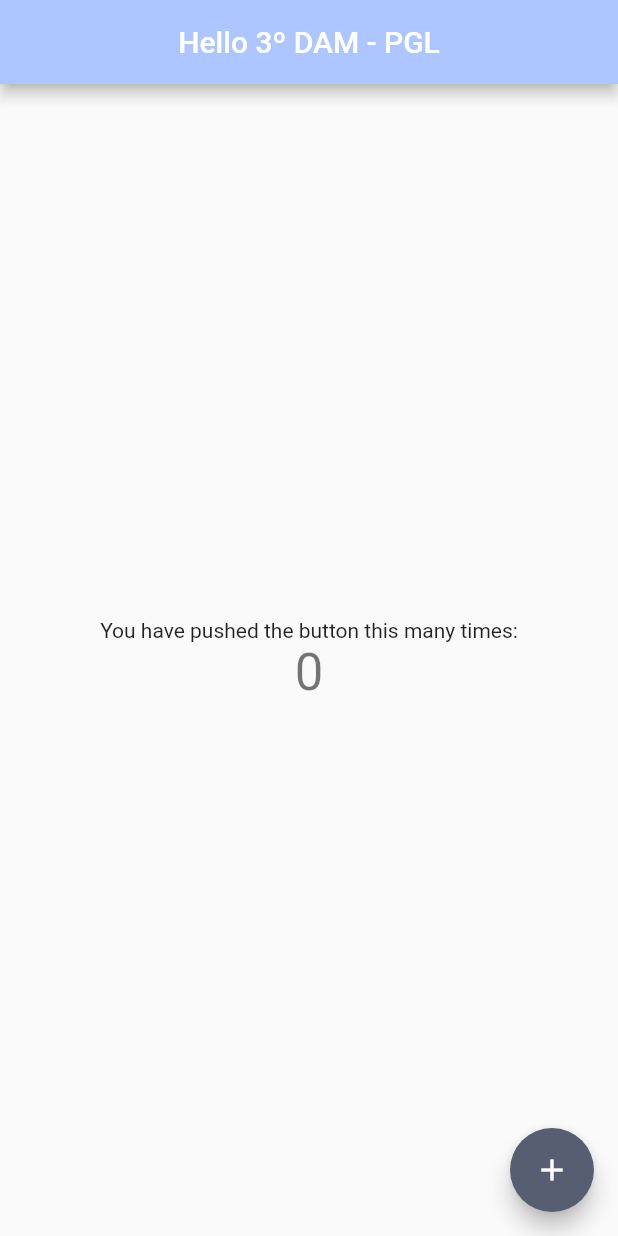
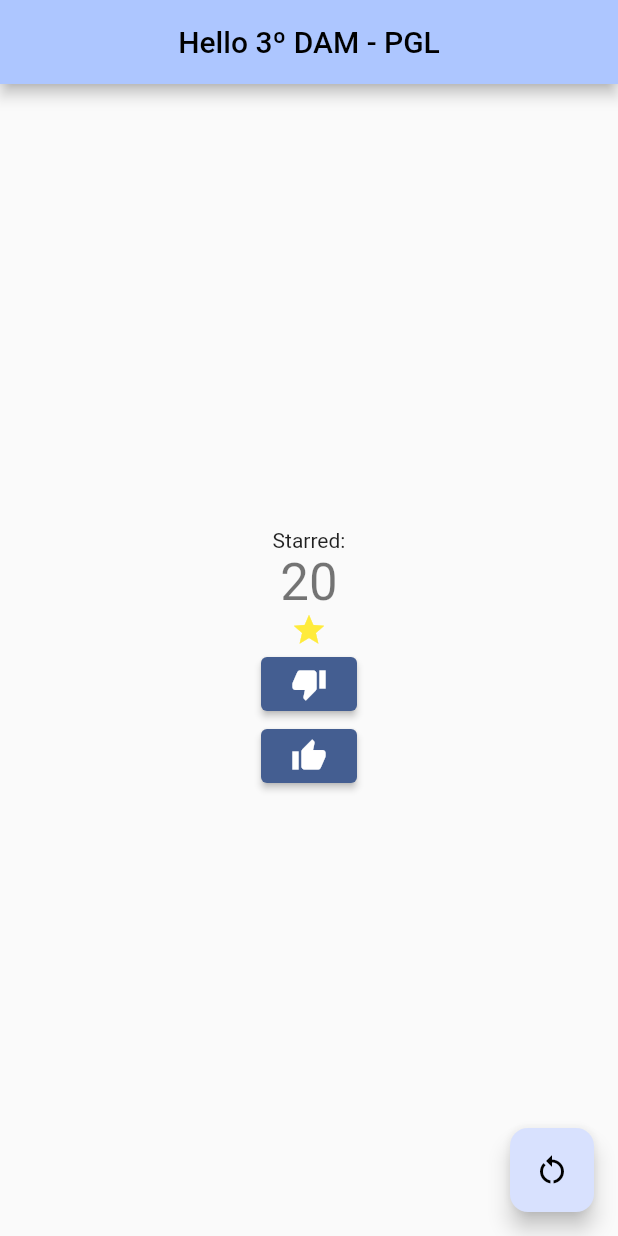
Before and after one commit to raluma/flutter_helloworld, a Flutter app: the screen it shows after launch, on a phone screen of 412 x 824 dp. Run offline on Flutter 3.47's test engine with Material 2 defaults, Android fonts, the phone set to English and light mode, and no system bars.

Commit message:
creating counter logical and styling

```diff
--- a/lib/main.dart
+++ b/lib/main.dart
@@ -14,7 +14,7 @@ class MyApp extends StatelessWidget {
       debugShowCheckedModeBanner: false,
       title: 'Hello World',
       theme: ThemeData(
-        colorScheme: ColorScheme.fromSeed(seedColor: const Color.fromRGBO(173, 198, 255, 0))
+        colorScheme: ColorScheme.fromSeed(seedColor: const Color(0xffADC6FF))
       ),
       home: const MyHomePage(title: 'Hello 3º DAM - PGL'),
     );
@@ -31,11 +31,23 @@ class MyHomePage extends StatefulWidget {
 }
 
 class _MyHomePageState extends State<MyHomePage> {
-  int _counter = 0;
+  int _counter = 20;
 
-  void _incrementCounter() {
+  void _decreaseCounter() {
+    setState(() {
+      _counter--;
+    });
+  }
+
+  void _increaseCounter() {
     setState(() {
       _counter++;
+    });
+  }
+
+  void _resetCounter() {
+    setState(() {
+      _counter = 0;
     });
   }
 
@@ -44,6 +56,7 @@ class _MyHomePageState extends State<MyHomePage> {
     return Scaffold(
       appBar: AppBar(
         centerTitle: true,
+        foregroundColor: Colors.black,
         backgroundColor: Theme.of(context).colorScheme.inversePrimary,
         title: Text(widget.title),
       ),
@@ -52,19 +65,32 @@ class _MyHomePageState extends State<MyHomePage> {
           mainAxisAlignment: MainAxisAlignment.center,
           children: <Widget>[
             const Text(
-              'You have pushed the button this many times:',
+              'Starred:',
             ),
             Text(
               '$_counter',
               style: Theme.of(context).textTheme.headlineMedium,
             ),
+            const Icon(Icons.star, color: Colors.yellow),
+            ElevatedButton(
+              onPressed: _decreaseCounter,
+              child: const Icon(Icons.thumb_down)
+            ),
+            ElevatedButton(
+              onPressed: _increaseCounter,
+              child: const Icon(Icons.thumb_up)
+            )
           ],
         ),
       ),
       floatingActionButton: FloatingActionButton(
-        onPressed: _incrementCounter,
-        tooltip: 'Increment',
-        child: const Icon(Icons.add),
+        onPressed: _resetCounter,
+        tooltip: 'Reset',
+        backgroundColor: const Color(0xffD8E1FE),
+        shape: RoundedRectangleBorder(
+          borderRadius: BorderRadius.circular(12),
+        ),
+        child: const Icon(Icons.restart_alt, color: Colors.black,),
       ),
     );
   }
```
